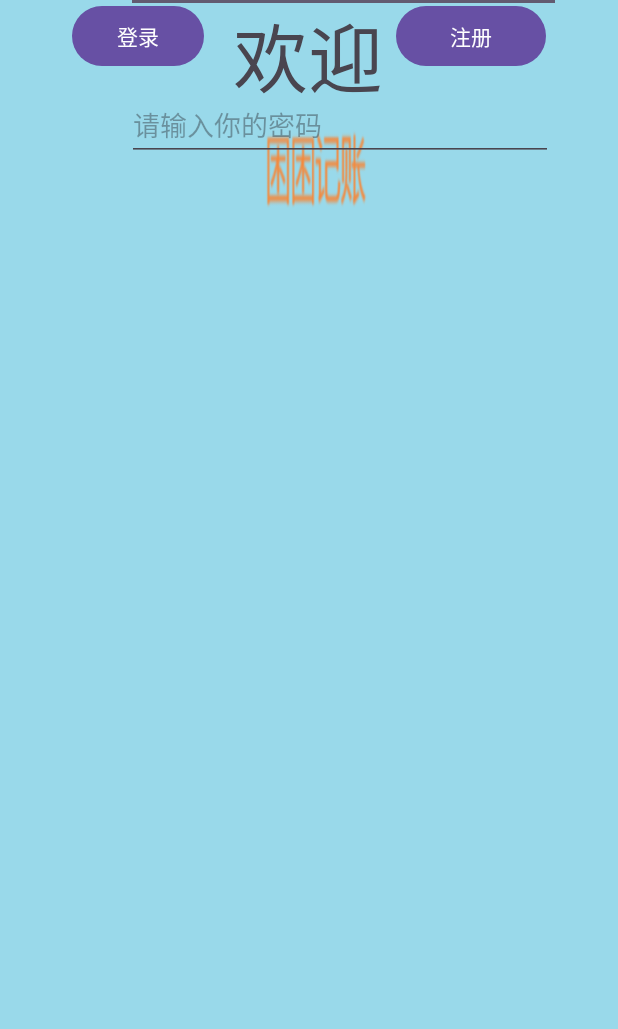
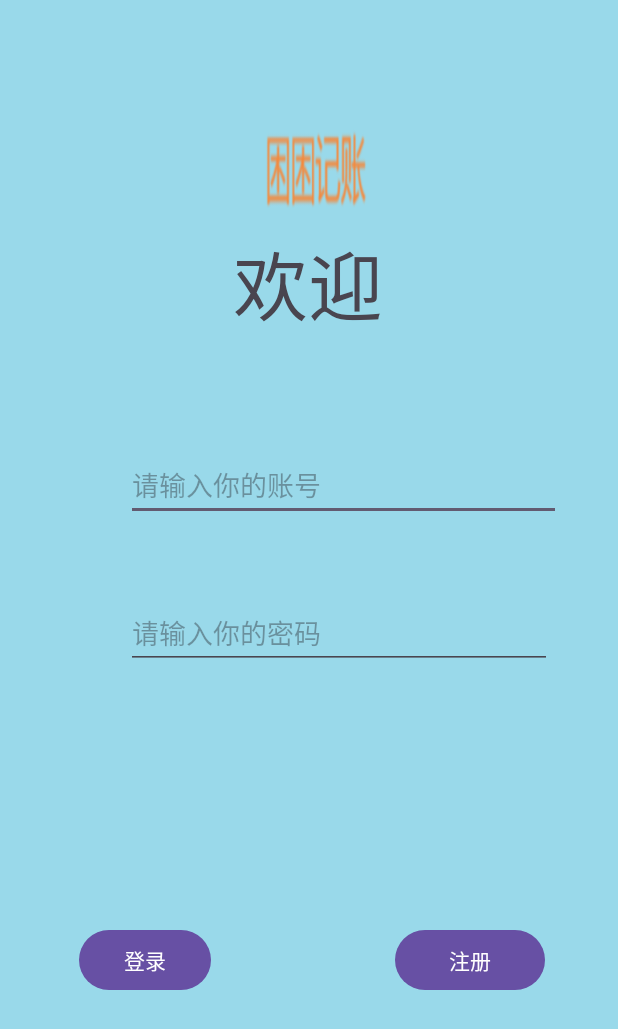
Before and after one commit to qqqxl/FirstApp, an Android app: the LoginActivity screen opened directly, with no data from a screen before it, on a phone screen of 412 x 824 dp. Shown: the top 1029 px of the screen. Run offline under Robolectric (Android 15) with nearby library versions, the phone set to English and light mode, and no system bars.

Commit message:
login最终

```diff
--- a/app/src/main/AndroidManifest.xml
+++ b/app/src/main/AndroidManifest.xml
@@ -1,6 +1,7 @@
 <?xml version="1.0" encoding="utf-8"?>
 <manifest xmlns:android="http://schemas.android.com/apk/res/android"
     xmlns:tools="http://schemas.android.com/tools">
+    <uses-permission android:name="android.permission.INTERNET"/>
 
     <application
         android:allowBackup="true"
--- a/app/src/main/res/layout/activity_login.xml
+++ b/app/src/main/res/layout/activity_login.xml
@@ -7,19 +7,31 @@
     android:layout_height="match_parent"
     android:animationCache="false"
     android:background="@drawable/kunkun"
-    tools:context=".LoginActivity" >
+    tools:context=".LoginActivity"
+    tools:layout_editor_absoluteX="0dp"
+    tools:layout_editor_absoluteY="0dp">
+
 
     <TextView
         android:id="@+id/textView4"
         android:layout_width="216dp"
         android:layout_height="68dp"
+        android:layout_marginTop="152dp"
         android:gravity="center"
         android:text="@string/text2"
         android:textSize="50dp"
         app:layout_constraintEnd_toEndOf="parent"
         app:layout_constraintHorizontal_bias="0.497"
         app:layout_constraintStart_toStartOf="parent"
-        tools:layout_editor_absoluteY="130dp" />
+        app:layout_constraintTop_toTopOf="parent" />
+
+    <LinearLayout
+        android:id="@+id/linearLayout2"
+        android:layout_width="416dp"
+        android:layout_height="276dp"
+        android:orientation="vertical"
+        app:layout_constraintTop_toBottomOf="@+id/textView4"
+        tools:layout_editor_absoluteX="-3dp">
 
         <EditText
             android:id="@+id/editTextTextPassword2"
@@ -33,12 +45,7 @@
             android:layout_marginBottom="44dp"
             android:ems="10"
             android:hint="请输入你的账号"
-        android:inputType="textPassword"
-        app:layout_constraintBottom_toTopOf="@+id/editTextNumberPassword"
-        app:layout_constraintEnd_toEndOf="parent"
-        app:layout_constraintHorizontal_bias="0.0"
-        app:layout_constraintStart_toStartOf="parent"
-        app:layout_constraintTop_toBottomOf="@+id/textView4" />
+            android:inputType="textPassword" />
 
         <EditText
             android:id="@+id/editTextNumberPassword"
@@ -52,25 +59,24 @@
             android:layout_marginBottom="80dp"
             android:ems="10"
             android:hint="请输入你的密码"
-        android:inputType="numberPassword"
-        app:layout_constraintBottom_toTopOf="@+id/btn_login"
-        app:layout_constraintEnd_toEndOf="parent"
-        app:layout_constraintHorizontal_bias="1.0"
-        app:layout_constraintStart_toStartOf="parent"
-        app:layout_constraintTop_toBottomOf="@+id/editTextTextPassword2" />
+            android:inputType="text|textPassword" />
+    </LinearLayout>
 
     <Button
         android:id="@+id/btn_login"
         android:layout_width="wrap_content"
         android:layout_height="wrap_content"
-        android:layout_marginStart="40dp"
-        android:layout_marginLeft="40dp"
+        android:layout_marginStart="50dp"
+        android:layout_marginLeft="50dp"
+        android:layout_marginTop="74dp"
         android:layout_marginEnd="60dp"
         android:layout_marginRight="60dp"
+        android:layout_marginBottom="114dp"
         android:text="@string/btn_login"
+        app:layout_constraintBottom_toBottomOf="parent"
         app:layout_constraintEnd_toStartOf="@+id/btn_regster"
         app:layout_constraintStart_toStartOf="parent"
-        tools:layout_editor_absoluteY="563dp" />
+        app:layout_constraintTop_toBottomOf="@+id/linearLayout2" />
 
     <Button
         android:id="@+id/btn_regster"
@@ -78,11 +84,14 @@
         android:layout_height="48dp"
         android:layout_marginStart="60dp"
         android:layout_marginLeft="60dp"
-        android:layout_marginEnd="40dp"
-        android:layout_marginRight="40dp"
+        android:layout_marginTop="74dp"
+        android:layout_marginEnd="46dp"
+        android:layout_marginRight="46dp"
+        android:layout_marginBottom="114dp"
         android:text="@string/btn_register"
+        app:layout_constraintBottom_toBottomOf="parent"
         app:layout_constraintEnd_toEndOf="parent"
         app:layout_constraintStart_toEndOf="@+id/btn_login"
-        tools:layout_editor_absoluteY="563dp" />
+        app:layout_constraintTop_toBottomOf="@+id/linearLayout2" />
 
 </androidx.constraintlayout.widget.ConstraintLayout>
--- a/app/src/main/res/layout/activity_net.xml
+++ b/app/src/main/res/layout/activity_net.xml
@@ -13,6 +13,7 @@
         android:id="@+id/net_btn"
         android:layout_width="match_parent"
         android:layout_height="68dp"
+        android:onClick="onClick"
         android:text="Button" />
 
     <TextView
```
Also changed, not shown: app/src/main/java/com/example/firstapp/NetActivity.java (+69 -0 lines). Lines whose indentation alone changed are shown as unchanged.
